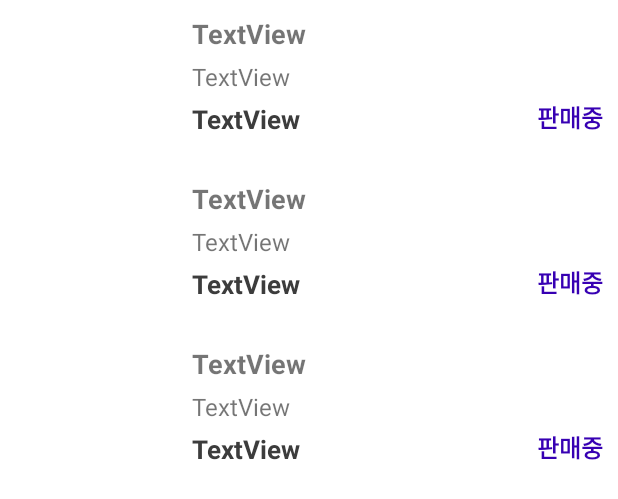
After one commit to YoonhyeSuh/Used-Market, an Android app: the layout activity_myselllist.xml on its own in the app's theme, with its tools: preview values and no code run, on a phone screen of 412 x 824 dp. The commit adds this screen. Shown: the top 499 px of the screen. Run offline under Robolectric (Android 15) with nearby library versions, the phone set to English and light mode, and no system bars.

Commit message:
feat. 내가 쓴 글 불러오기 추가
내가 쓴 글 불러오기에 필요한 xml 파일과 activity 파일 생성

```diff
--- /dev/null
+++ b/Boogimarket/app/src/main/java/com/example/boogimarket/SellListActivity.kt
@@ -0,0 +1,15 @@
+package com.example.boogimarket
+
+import android.os.Bundle
+import android.os.PersistableBundle
+import androidx.appcompat.app.AppCompatActivity
+
+class SellListActivity : AppCompatActivity() {
+
+    override fun onCreate(savedInstanceState: Bundle?, persistentState: PersistableBundle?) {
+        super.onCreate(savedInstanceState, persistentState)
+        setContentView(R.layout.activity_myselllist)
+
+
+    }
+}
--- a/Boogimarket/app/src/main/res/layout/activity_login.xml
+++ b/Boogimarket/app/src/main/res/layout/activity_login.xml
@@ -49,6 +49,7 @@
         android:layout_marginTop="30dp"
         android:background="@color/navy"
         android:text="Login"
+        android:textStyle="bold"
         android:textSize="20sp"
         android:textColor="@android:color/white"/>
 
@@ -61,6 +62,7 @@
         android:layout_marginTop="10dp"
         android:background="@color/navy"
         android:text="Register"
+        android:textStyle="bold"
         android:textSize="20sp"
         android:textColor="@android:color/white"/>
 
--- a/Boogimarket/app/src/main/res/layout/activity_mypage.xml
+++ b/Boogimarket/app/src/main/res/layout/activity_mypage.xml
@@ -11,6 +11,7 @@
         android:layout_width="wrap_content"
         android:layout_height="wrap_content"
         android:text="LOG OUT"
+        android:textStyle="bold"
         android:layout_centerHorizontal="true"
         android:layout_marginTop="200dp"
         android:layout_below="@id/mypage_email"/>
@@ -32,6 +33,7 @@
             android:textSize="30dp"
             android:layout_centerHorizontal="true"
             android:textStyle="bold"
+            android:textColor="@color/black"
             android:layout_marginTop="10dp"
             android:layout_below="@id/mypage_image" />
 
@@ -51,6 +53,7 @@
             android:layout_width="wrap_content"
             android:layout_height="wrap_content"
             android:text="내가 쓴 글"
+            android:textStyle="bold"
             android:layout_centerHorizontal="true"
             android:layout_marginTop="70dp"
             android:layout_below="@id/mypage_email"/>
--- /dev/null
+++ b/Boogimarket/app/src/main/res/layout/activity_myselllist.xml
@@ -0,0 +1,21 @@
+<?xml version="1.0" encoding="utf-8"?>
+<LinearLayout xmlns:android="http://schemas.android.com/apk/res/android"
+    xmlns:tools="http://schemas.android.com/tools"
+    android:orientation="vertical"
+    android:gravity="center"
+    android:layout_width="match_parent"
+    android:layout_height="match_parent"
+    >
+    <androidx.recyclerview.widget.RecyclerView
+        android:id="@+id/user_sellListView"
+        android:layout_width="match_parent"
+        android:layout_height="match_parent"
+        tools:listitem="@layout/myselllist_design"/>
+
+    <FrameLayout
+        android:id="@+id/fragment_container"
+        android:layout_width="match_parent"
+        android:layout_height="0dp"
+        android:layout_weight="1" />
+
+</LinearLayout>
--- a/Boogimarket/app/src/main/res/layout/activity_register.xml
+++ b/Boogimarket/app/src/main/res/layout/activity_register.xml
@@ -10,6 +10,7 @@
         android:layout_width="wrap_content"
         android:layout_height="wrap_content"
         android:text="회원가입"
+        android:textStyle="bold"
         android:textSize="30dp"
         android:textColor="@color/navy"
         android:paddingStart="20dp"
@@ -76,6 +77,7 @@
         android:layout_marginTop="50dp"
         android:background="@color/navy"
         android:text="Sign up"
+        android:textStyle="bold"
         android:textSize="20sp"
         android:textColor="@android:color/white"/>
 </RelativeLayout>
--- /dev/null
+++ b/Boogimarket/app/src/main/res/layout/myselllist_design.xml
@@ -0,0 +1,78 @@
+<?xml version="1.0" encoding="utf-8"?>
+<androidx.constraintlayout.widget.ConstraintLayout xmlns:android="http://schemas.android.com/apk/res/android"
+    xmlns:app="http://schemas.android.com/apk/res-auto"
+    xmlns:tools="http://schemas.android.com/tools"
+    android:layout_width="match_parent"
+    android:layout_height="wrap_content"
+    android:paddingLeft="10dp"
+    android:paddingRight="10dp">
+
+    <ImageView
+        android:id="@+id/listImageView"
+        android:layout_width="100dp"
+        android:layout_height="100dp"
+        android:layout_marginStart="10dp"
+        android:layout_marginTop="10dp"
+        app:layout_constraintStart_toStartOf="parent"
+        app:layout_constraintTop_toTopOf="parent" />
+
+    <TextView
+        android:id="@+id/listTitle"
+        android:layout_width="252dp"
+        android:layout_height="wrap_content"
+        android:layout_marginStart="8dp"
+        android:layout_weight="1"
+        android:text="TextView"
+        android:textAlignment="viewStart"
+        android:textSize="18dp"
+        android:textStyle="bold"
+        app:layout_constraintStart_toEndOf="@+id/listImageView"
+        app:layout_constraintTop_toTopOf="@+id/listImageView" />
+
+    <TextView
+        android:id="@+id/listLocation"
+        android:layout_width="252dp"
+        android:layout_height="wrap_content"
+        android:layout_marginStart="8dp"
+        android:layout_marginTop="5dp"
+        android:layout_weight="1"
+        android:text="TextView"
+        android:textAlignment="viewStart"
+        android:textSize="16dp"
+        app:layout_constraintStart_toEndOf="@+id/listImageView"
+        app:layout_constraintTop_toBottomOf="@+id/listTitle" />
+
+    <TextView
+        android:id="@+id/listPrice"
+        android:layout_width="172dp"
+        android:layout_height="21dp"
+        android:layout_marginStart="8dp"
+
+        android:layout_marginTop="5dp"
+        android:text="TextView"
+        android:textAlignment="viewStart"
+        android:textColor="#3C3C3C"
+        android:textSize="17dp"
+        android:textStyle="bold"
+        app:layout_constraintEnd_toEndOf="parent"
+        app:layout_constraintHorizontal_bias="0.0"
+        app:layout_constraintStart_toEndOf="@+id/listImageView"
+        app:layout_constraintTop_toBottomOf="@+id/listLocation" />
+
+
+    <TextView
+        android:id="@+id/listSold"
+        android:layout_width="wrap_content"
+        android:layout_height="wrap_content"
+        android:layout_marginStart="8dp"
+        android:layout_marginTop="4dp"
+        android:textColor="@color/purple_700"
+        android:textStyle="bold"
+        android:text="판매중"
+        android:textSize="16dp"
+        app:layout_constraintEnd_toEndOf="parent"
+        app:layout_constraintHorizontal_bias="1.0"
+        app:layout_constraintStart_toEndOf="@+id/listPrice"
+        app:layout_constraintTop_toBottomOf="@+id/listLocation" />
+
+</androidx.constraintlayout.widget.ConstraintLayout>
--- a/Boogimarket/app/src/main/res/layout/write_product.xml
+++ b/Boogimarket/app/src/main/res/layout/write_product.xml
@@ -17,6 +17,7 @@
             android:layout_gravity="center"
             android:text="ENTER INFORMATION"
             android:textColor="#888888"
+            android:textStyle="bold"
             android:textSize="20dp" />
         <ImageView
             android:id="@+id/write_cancel"
@@ -94,6 +95,7 @@
         android:layout_height="35dp"
         android:background="@color/navy"
         android:text="POST"
+        android:textStyle="bold"
         android:textColor="@android:color/white"
         android:textSize="23dp"
         android:textAlignment="center"
```
